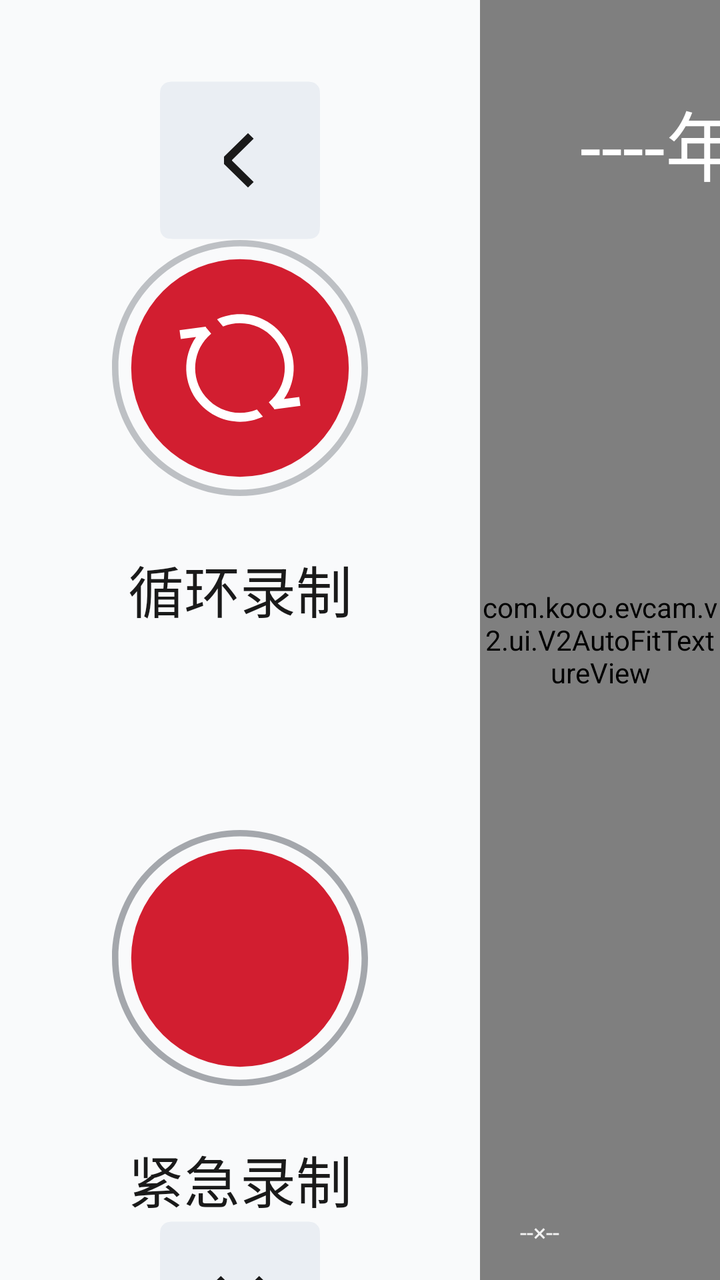
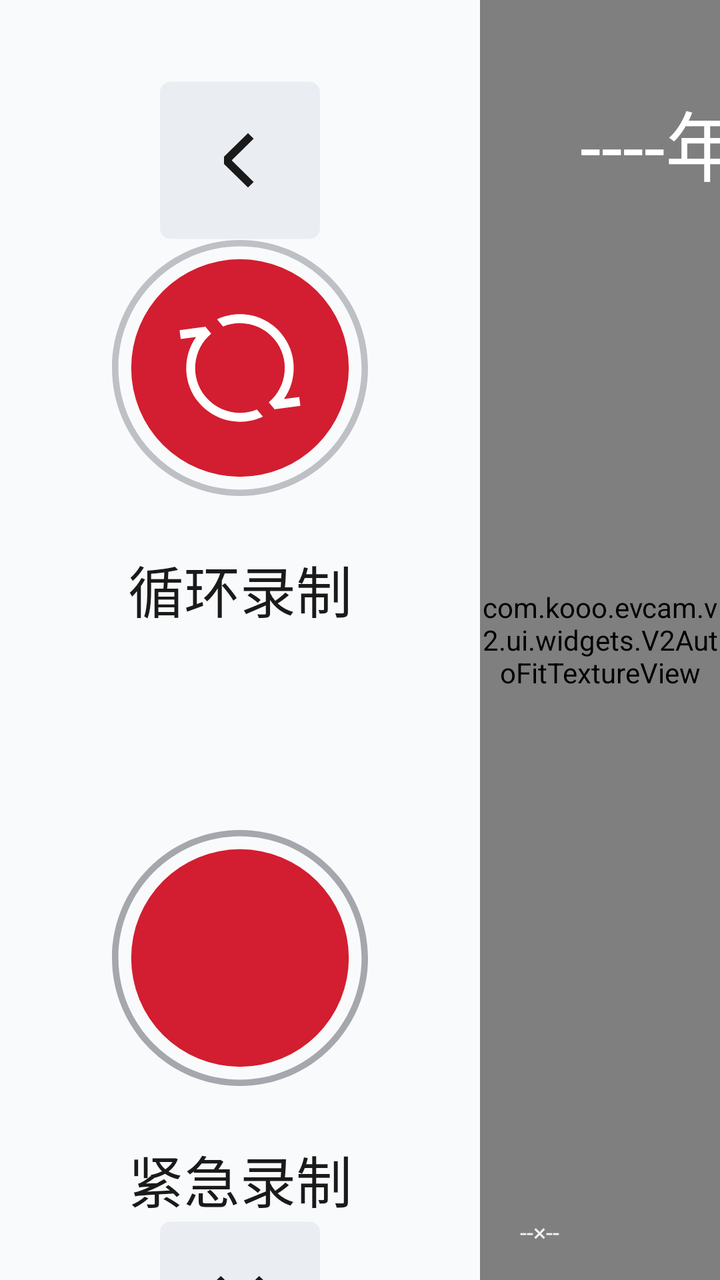

The first picture is an Android layout as it rendered before a commit; the second is the same layout after the commit. The layout source and the unified diff follow.
<!-- AndroidManifest.xml: application theme Theme.Cam -->
<!-- res/layout/activity_v2_main_a7.xml -->
<?xml version="1.0" encoding="utf-8"?>
<FrameLayout xmlns:android="http://schemas.android.com/apk/res/android"
    android:id="@+id/main"
    android:layout_width="match_parent"
    android:layout_height="match_parent"
    android:background="@color/home_background">

    <FrameLayout
        android:layout_width="match_parent"
        android:layout_height="match_parent"
        android:layout_marginStart="240dp"
        android:background="@color/home_preview_background">

        <com.kooo.evcam.v2.ui.V2AutoFitTextureView
            android:id="@+id/texture_front"
            android:layout_width="match_parent"
            android:layout_height="match_parent"
            android:layout_gravity="center" />

        <TextView
            android:id="@+id/preview_placeholder_front"
            android:layout_width="match_parent"
            android:layout_height="match_parent"
            android:background="@color/home_placeholder_background"
            android:gravity="center"
            android:text="预览已停止"
            android:textColor="@color/home_placeholder_text"
            android:textSize="26sp"
            android:visibility="gone" />

        <TextView
            android:id="@+id/fps_front"
            android:layout_width="wrap_content"
            android:layout_height="wrap_content"
            android:layout_gravity="bottom|start"
            android:layout_marginStart="10dp"
            android:layout_marginBottom="10dp"
            android:background="@drawable/camera_label_background"
            android:gravity="center"
            android:paddingStart="10dp"
            android:paddingTop="6dp"
            android:paddingEnd="10dp"
            android:paddingBottom="6dp"
            android:text="--×--"
            android:textColor="@color/playback_video_text"
            android:textSize="12sp" />
    </FrameLayout>

    <LinearLayout
        android:layout_width="240dp"
        android:layout_height="match_parent"
        android:background="@color/home_side_panel_background"
        android:gravity="center_horizontal"
        android:orientation="vertical">

        <ImageButton
            android:id="@+id/btn_exit"
            android:layout_width="80dp"
            android:layout_height="80dp"
            android:layout_marginTop="40dp"
            android:background="@drawable/v2_home_dvr_back"
            android:contentDescription="视频回看"
            android:scaleType="fitCenter" />

        <Space
            android:layout_width="1dp"
            android:layout_height="0dp"
            android:layout_weight="1" />

        <FrameLayout
            android:layout_width="128dp"
            android:layout_height="128dp">

            <CheckedTextView
                android:id="@+id/btn_start_record"
                android:layout_width="match_parent"
                android:layout_height="match_parent"
                android:background="@drawable/v2_home_selector_recording"
                android:clickable="true"
                android:contentDescription="开始录制"
                android:focusable="true"
                android:gravity="center" />

            <ImageView
                android:id="@+id/normal_recording_progress"
                android:layout_width="match_parent"
                android:layout_height="match_parent"
                android:background="@drawable/v2_home_normal_recording_checked"
                android:visibility="gone" />
        </FrameLayout>

        <TextView
            android:layout_width="wrap_content"
            android:layout_height="wrap_content"
            android:layout_marginTop="26dp"
            android:text="循环录制"
            android:textColor="@color/home_text_primary"
            android:textSize="28sp" />

        <FrameLayout
            android:layout_width="128dp"
            android:layout_height="128dp"
            android:layout_marginTop="100dp">

            <CheckedTextView
                android:id="@+id/btn_video_playback"
                android:layout_width="match_parent"
                android:layout_height="match_parent"
                android:background="@drawable/v2_home_selector_event_recording"
                android:clickable="true"
                android:contentDescription="紧急录制"
                android:focusable="true"
                android:gravity="center" />

            <com.kooo.evcam.v2.ui.V2CircularProgressView
                android:id="@+id/emergency_recording_progress"
                android:layout_width="match_parent"
                android:layout_height="match_parent"
                android:visibility="gone" />
        </FrameLayout>

        <TextView
            android:layout_width="wrap_content"
            android:layout_height="wrap_content"
            android:layout_marginTop="26dp"
            android:text="紧急录制"
            android:textColor="@color/home_text_primary"
            android:textSize="28sp" />

        <Space
            android:layout_width="1dp"
            android:layout_height="0dp"
            android:layout_weight="1" />

        <ImageButton
            android:id="@+id/btn_close"
            android:layout_width="80dp"
            android:layout_height="80dp"
            android:layout_marginBottom="40dp"
            android:background="@drawable/v2_home_dvr_close"
            android:contentDescription="关闭"
            android:scaleType="fitCenter" />
    </LinearLayout>

    <LinearLayout
        android:layout_width="wrap_content"
        android:layout_height="wrap_content"
        android:layout_marginStart="290dp"
        android:layout_marginTop="40dp"
        android:gravity="center_vertical"
        android:orientation="horizontal">

        <TextView
            android:id="@+id/tv_datetime"
            android:layout_width="500dp"
            android:layout_height="wrap_content"
            android:singleLine="true"
            android:text="----年--月--日 --:--:--"
            android:textColor="@color/home_overlay_text"
            android:textSize="38sp" />

        <LinearLayout
            android:id="@+id/tv_recording_pill"
            android:layout_width="wrap_content"
            android:layout_height="62dp"
            android:layout_marginStart="10dp"
            android:background="@drawable/v2_home_status_pill_bg"
            android:gravity="center"
            android:orientation="horizontal"
            android:paddingStart="20dp"
            android:paddingEnd="20dp">

            <View
                android:id="@+id/recording_dot"
                android:layout_width="15dp"
                android:layout_height="15dp"
                android:background="@drawable/v2_home_recording_dot" />

            <TextView
                android:id="@+id/tv_recording_state_text"
                android:layout_width="wrap_content"
                android:layout_height="wrap_content"
                android:layout_marginStart="13dp"
                android:text="录制中"
                android:textColor="@color/playback_video_text"
                android:textSize="28sp" />
        </LinearLayout>
    </LinearLayout>

    <TextView
        android:id="@+id/tv_recording_stats"
        android:layout_width="1dp"
        android:layout_height="1dp"
        android:visibility="gone" />

</FrameLayout>
<!-- resources referenced by this layout -->
<resources>
  <color name="home_background">@color/page_background</color>
  <color name="home_overlay_text">#FFFFFFFF</color>
  <color name="home_placeholder_background">#CCEAEEF3</color>
  <color name="home_placeholder_text">@color/text_secondary</color>
  <color name="home_preview_background">#FF000000</color>
  <color name="home_side_panel_background">@color/card_background</color>
  <color name="home_text_primary">@color/text_primary</color>
  <color name="playback_video_text">#E6FFFFFF</color>
  <!-- drawable v2_home_recording_dot (drawable) -->
  <?xml version="1.0" encoding="utf-8"?>
  <shape xmlns:android="http://schemas.android.com/apk/res/android" android:shape="oval">
      <solid android:color="#D21E30" />
  </shape>
  <!-- drawable v2_home_selector_event_recording (drawable) -->
  <?xml version="1.0" encoding="utf-8"?>
  <selector xmlns:android="http://schemas.android.com/apk/res/android">
      <item android:state_checked="true" android:drawable="@drawable/v2_home_event_start" />
      <item android:drawable="@drawable/v2_home_event" />
  </selector>
  <!-- drawable v2_home_selector_recording (drawable) -->
  <?xml version="1.0" encoding="utf-8"?>
  <selector xmlns:android="http://schemas.android.com/apk/res/android">
      <item android:state_checked="true" android:drawable="@drawable/v2_home_recording_start" />
      <item android:drawable="@drawable/v2_home_recording" />
  </selector>
  <!-- drawable v2_home_status_pill_bg (drawable) -->
  <?xml version="1.0" encoding="utf-8"?>
  <shape xmlns:android="http://schemas.android.com/apk/res/android">
      <corners android:radius="4dp" />
      <solid android:color="@color/home_status_pill_background" />
  </shape>
  <style name="Theme.Cam" parent="Base.Theme.Cam" />
  <color name="page_background">#FFD4DBE6</color>
  <color name="text_secondary">#FF666666</color>
  <color name="card_background">#FFF9FAFB</color>
  <color name="text_primary">#FF1A1A1A</color>
  <color name="home_back_button_background">@color/input_background</color>
  <color name="home_back_button_icon">@color/text_primary</color>
  <!-- drawable v2_home_event (drawable) -->
  <?xml version="1.0" encoding="utf-8"?>
  <vector xmlns:android="http://schemas.android.com/apk/res/android"
      android:width="80dp"
      android:height="80dp"
      android:viewportWidth="80"
      android:viewportHeight="80">
      <path android:fillColor="#6B7078" android:fillAlpha="0.6" android:fillType="evenOdd" android:pathData="M40,78C60.987,78 78,60.987 78,40C78,19.013 60.987,2 40,2C19.013,2 2,19.013 2,40C2,60.987 19.013,78 40,78ZM40,80C62.091,80 80,62.091 80,40C80,17.909 62.091,0 40,0C17.909,0 0,17.909 0,40C0,62.091 17.909,80 40,80Z" />
      <path android:fillColor="#D21E30" android:pathData="M40,40m-34,0a34,34 0,1 0,68 0a34,34 0,1 0,-68 0" />
  </vector>
  <!-- drawable v2_home_recording_start (drawable) -->
  <?xml version="1.0" encoding="utf-8"?>
  <vector xmlns:android="http://schemas.android.com/apk/res/android"
      android:width="80dp"
      android:height="80dp"
      android:viewportWidth="80"
      android:viewportHeight="80">
      <path android:fillColor="#6B7078" android:fillType="evenOdd" android:pathData="M40,5C20.67,5 5,20.67 5,40C5,59.33 20.67,75 40,75C59.33,75 75,59.33 75,40C75,20.67 59.33,5 40,5ZM0,40C0,17.909 17.909,0 40,0C62.091,0 80,17.909 80,40C80,62.091 62.091,80 40,80C17.909,80 0,62.091 0,40Z" />
  </vector>
  <color name="home_status_pill_background">#33F9FAFB</color>
  <color name="input_background">#FFEAEEF3</color>
</resources>

<!-- the commit's change to res/layout/activity_v2_main_a7.xml (unified diff, before → after) -->
@@ -11,7 +11,7 @@
         android:layout_marginStart="240dp"
         android:background="@color/home_preview_background">
 
-        <com.kooo.evcam.v2.ui.V2AutoFitTextureView
+        <com.kooo.evcam.v2.ui.widgets.V2AutoFitTextureView
             android:id="@+id/texture_front"
             android:layout_width="match_parent"
             android:layout_height="match_parent"
@@ -112,7 +112,7 @@
                 android:focusable="true"
                 android:gravity="center" />
 
-            <com.kooo.evcam.v2.ui.V2CircularProgressView
+            <com.kooo.evcam.v2.ui.widgets.V2CircularProgressView
                 android:id="@+id/emergency_recording_progress"
                 android:layout_width="match_parent"
                 android:layout_height="match_parent"
